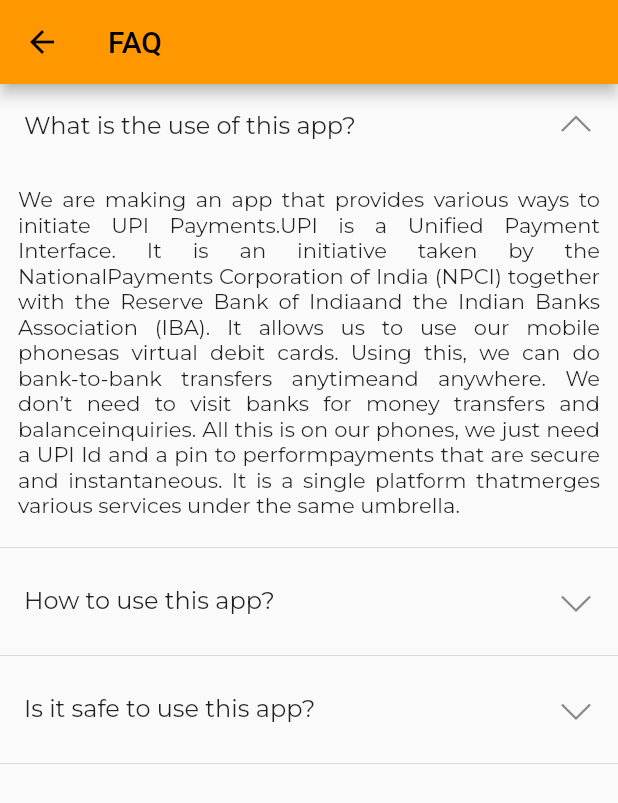
After one commit to ghackg11/easyupi, a Flutter app: the FAQScreen screen opened directly, after a tap on "What is the use of this app?", on a phone screen of 412 x 824 dp. The commit adds this screen. Shown: the top 803 px of the screen. Run offline on Flutter 3.47's test engine with Material 2 defaults, Android fonts, the phone set to English and light mode, and no system bars; our stand-ins replace cloud_firestore, contacts_service, firebase_auth, firebase_core, flutter_rating_stars, font_awesome_flutter and 7 more; missing offline and left inert: qr_code_scanner, upi_pay; accounts and stored records are empty; network calls fail.

Commit message:
FAQ Done

```diff
--- a/lib/Components/side_drawer.dart
+++ b/lib/Components/side_drawer.dart
@@ -1,5 +1,6 @@
 import 'package:cloud_firestore/cloud_firestore.dart';
 import 'package:easyupi/Screens/auth_screen.dart';
+import 'package:easyupi/Screens/faq_screen.dart';
 import 'package:easyupi/constants.dart';
 import 'package:firebase_auth/firebase_auth.dart';
 import 'package:flutter/material.dart';
@@ -32,6 +33,9 @@ Drawer SideDrawer(){
           ListTile(
             title: Text('FAQ', style: GoogleFonts.montserrat(color: Colors.white),),
             leading: Icon(LineIcons.question, color: Colors.white,),
+            onTap: (){
+              Get.to(FAQScreen());
+            },
           ),
           Divider(color: grey,),
           ListTile(
@@ -129,7 +133,7 @@ Drawer SideDrawer(){
             title: Text('Logout', style: GoogleFonts.montserrat(color: Colors.white),),
             onTap: (){
               FirebaseAuth.instance.signOut();
-              Get.off(AuthScreen());
+              Get.offAll(AuthScreen());
             },
           ),
           Divider(color: grey,),
--- a/lib/Screens/auth_screen.dart
+++ b/lib/Screens/auth_screen.dart
@@ -33,7 +33,7 @@ class AuthScreen extends StatelessWidget {
               // Once signed in, return the UserCredential
               await FirebaseAuth.instance.signInWithCredential(credential);
 
-              Get.off(PhoneNumberEnteringScreen());
+              Get.offAll(PhoneNumberEnteringScreen());
 
 
           },
--- /dev/null
+++ b/lib/Screens/faq_screen.dart
@@ -0,0 +1,92 @@
+import 'package:flutter/material.dart';
+import 'package:google_fonts/google_fonts.dart';
+import 'package:line_icons/line_icons.dart';
+
+class FAQScreen extends StatelessWidget {
+   FAQScreen({Key? key}) : super(key: key);
+
+  var pressed1 = false;
+  var pressed2 = false;
+  var pressed3 = false;
+
+
+  @override
+  Widget build(BuildContext context) {
+    return Scaffold(
+      appBar: AppBar(title: Text('FAQ'),),
+      body: ListView(
+        children: [
+          StatefulBuilder(
+            builder: (context, state) {
+              return Column(
+                children: [
+                  ListTile(
+                    title: Text('What is the use of this app?', style: GoogleFonts.montserrat(),),
+                    trailing: Icon(pressed1?LineIcons.angleUp: LineIcons.angleDown),
+                    onTap: (){
+                      state((){
+                        pressed1 = !pressed1;
+                      });
+                    },
+                  ),
+                  if(pressed1)
+                  Padding(
+                    padding: const EdgeInsets.all(12.0),
+                    child: Text('We are making an app that provides various ways to initiate UPI Payments.UPI is a Unified Payment Interface. It is an initiative taken by the NationalPayments Corporation of India (NPCI) together with the Reserve Bank of Indiaand the Indian Banks Association (IBA). It allows us to use our mobile phonesas virtual debit cards. Using this, we can do bank-to-bank transfers anytimeand anywhere. We don’t need to visit banks for money transfers and balanceinquiries. All this is on our phones, we just need a UPI Id and a pin to performpayments that are secure and instantaneous. It is a single platform thatmerges various services under the same umbrella.', style: GoogleFonts.montserrat(), textAlign: TextAlign.justify,),
+                  ),
+                  Divider()
+                ],
+              );
+            }
+          ),
+          StatefulBuilder(
+              builder: (context, state) {
+                return Column(
+                  children: [
+                    ListTile(
+                      title: Text('How to use this app?', style: GoogleFonts.montserrat(),),
+                      trailing: Icon(pressed2?LineIcons.angleUp: LineIcons.angleDown),
+                      onTap: (){
+                        state((){
+                          pressed2 = !pressed2;
+                        });
+                      },
+                    ),
+                    if(pressed2)
+                      Padding(
+                        padding: const EdgeInsets.all(12.0),
+                        child: Text('Go to the help section to learn how to use this app.', style: GoogleFonts.montserrat(), textAlign: TextAlign.justify,),
+                      ),
+                    Divider()
+                  ],
+                );
+              }
+          ),
+          StatefulBuilder(
+              builder: (context, state) {
+                return Column(
+                  children: [
+                    ListTile(
+                      title: Text('Is it safe to use this app?', style: GoogleFonts.montserrat(),),
+                      trailing: Icon(pressed3?LineIcons.angleUp: LineIcons.angleDown),
+                      onTap: (){
+                        state((){
+                          pressed3 = !pressed3;
+                        });
+                      },
+                    ),
+                    if(pressed3)
+                      Padding(
+                        padding: const EdgeInsets.all(12.0),
+                        child: Text('We are only providing an easy User Interface to you. We do not take part in the payment process, it occurs through the gateway, That is why your hard earned money is safe with us. There could be no harm through our app.', style: GoogleFonts.montserrat(), textAlign: TextAlign.justify,),
+                      ),
+                    Divider()
+                  ],
+                );
+              }
+          )
+        ],
+      ),
+    );
+  }
+}
```
